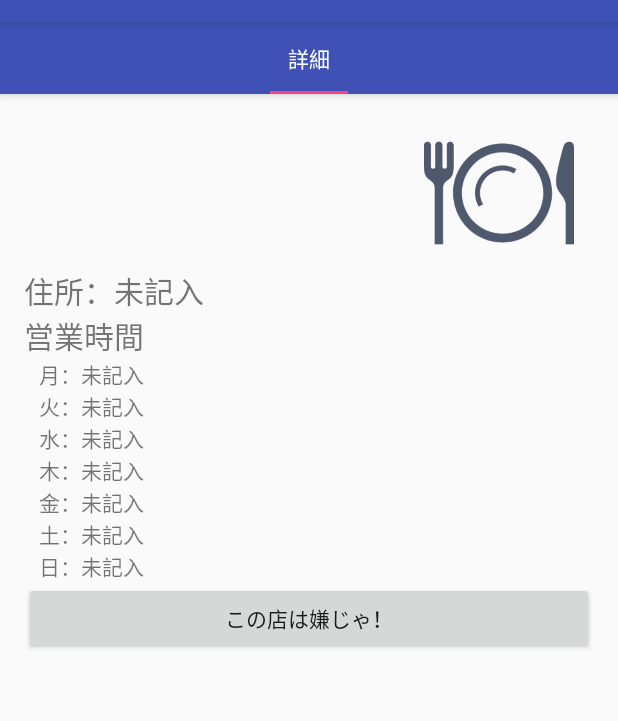
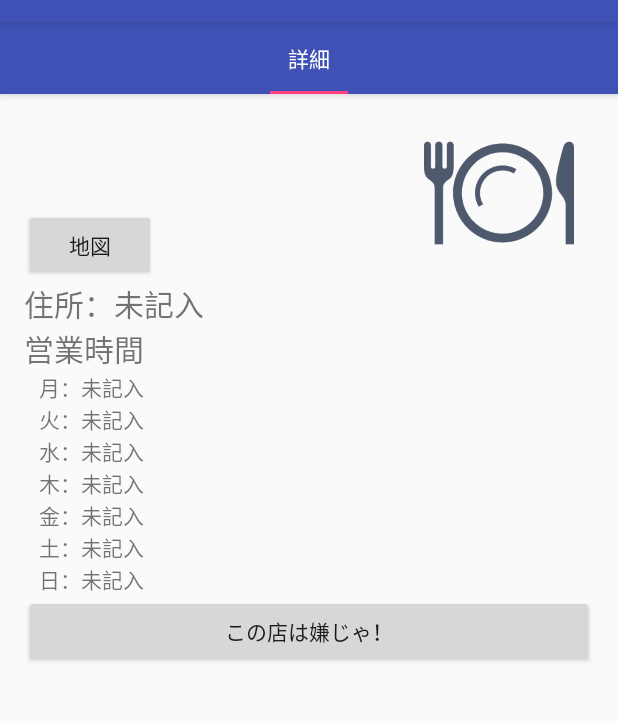
Before and after one commit to kirehashi1224/ITSPFuG202_client, an Android app: the screen it shows after launch (RestaurantDetailActivity), after a tap on an icon or button, on a phone screen of 412 x 824 dp, the part 62-783 px from its top. Run offline under Robolectric (Android 15) with nearby library versions, the phone set to English and light mode, and no system bars; 4 statements that could not run were skipped.

Commit message:
詳細画面から地図を表示(動作せず)

```diff
--- a/app/src/main/res/layout/fragment_detail_information.xml
+++ b/app/src/main/res/layout/fragment_detail_information.xml
@@ -9,17 +9,32 @@
     tools:context=".DetailInformationFragment">
 
 
+
     <LinearLayout
         android:layout_width="match_parent"
         android:layout_height="wrap_content"
         android:orientation="horizontal">
 
-        <TextView
-            android:id="@+id/detail_shop_name"
+        <LinearLayout
             android:layout_width="0dp"
             android:layout_height="wrap_content"
             android:layout_weight="2"
-            android:textSize="45sp" />
+            android:orientation="vertical">
+
+            <TextView
+                android:id="@+id/detail_shop_name"
+                android:layout_width="match_parent"
+                android:layout_height="wrap_content"
+                android:textSize="45sp" />
+
+            <Button
+                android:id="@+id/mapbutton"
+                android:layout_width="wrap_content"
+                android:layout_height="wrap_content"
+                android:text="@string/map_button" />
+
+        </LinearLayout>
+
 
         <ImageView
             android:id="@+id/detail_shop_image"
--- a/app/src/main/res/values/strings.xml
+++ b/app/src/main/res/values/strings.xml
@@ -19,4 +19,5 @@
     <string name="detail_sunday">日：</string>
     <string name="random_button">押せ！</string>
     <string name="redraw_button">この店は嫌じゃ！</string>
+    <string name="map_button">地図</string>
 </resources>
```
Also changed, not shown: app/src/main/java/jp/ac/titech/itpro/sdl/itspfug202/DetailInformationFragment.java (+16 -1 lines).
